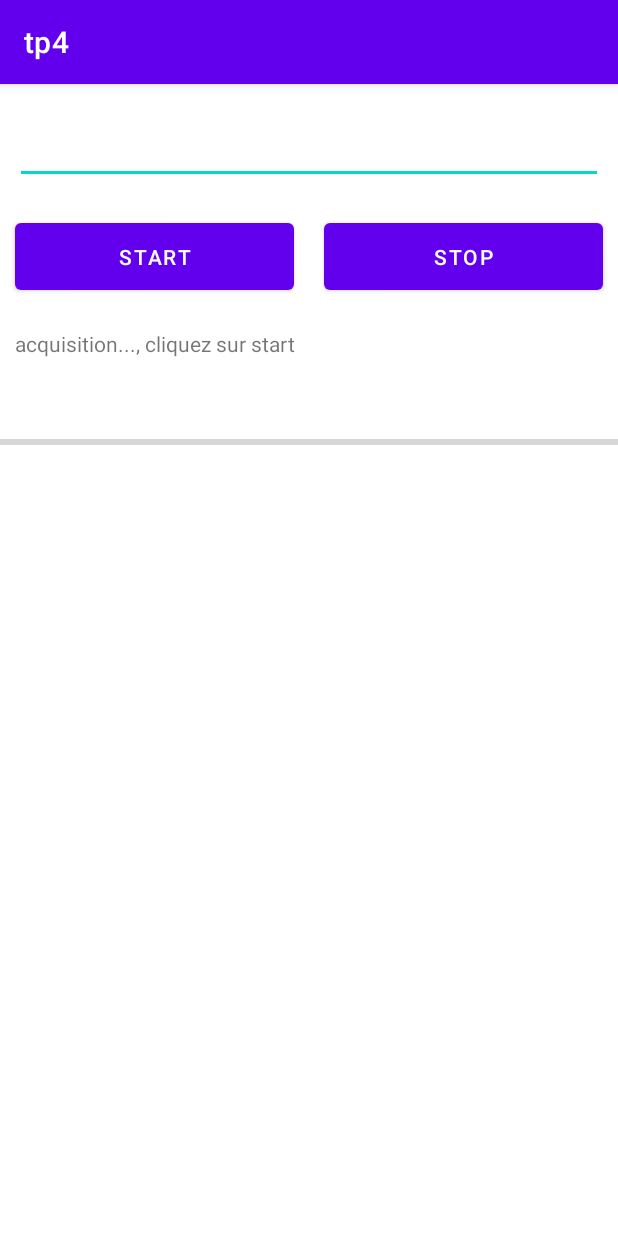
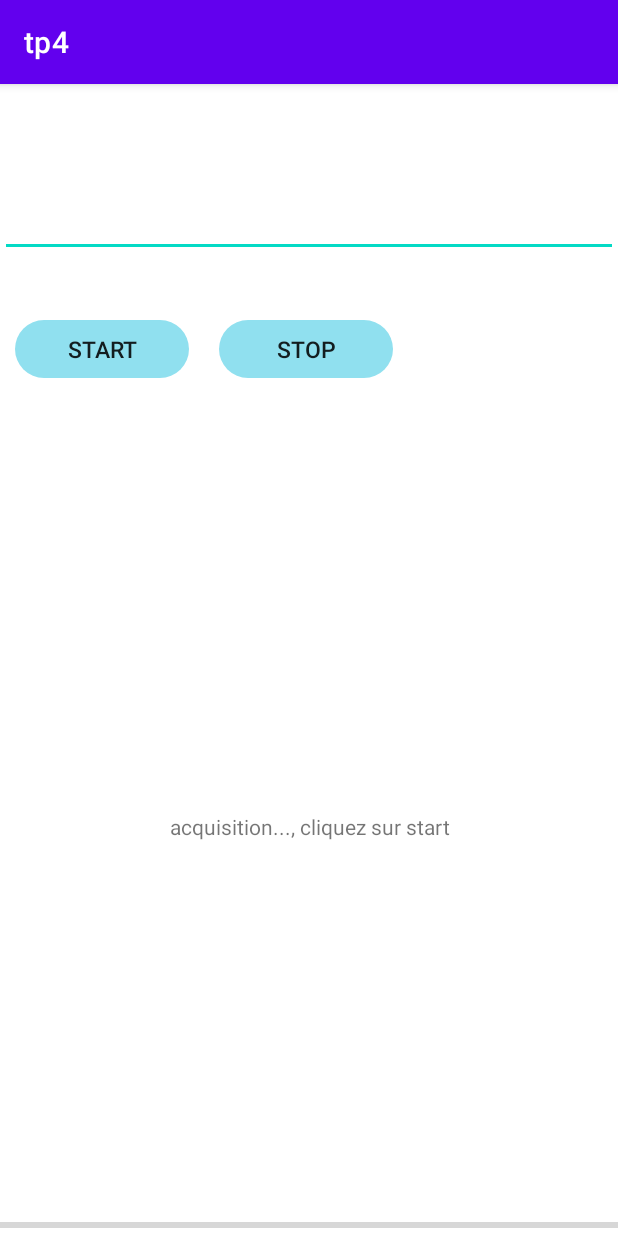
Before and after one commit to CavacoAntoine/Cours_Android_Studio, an Android app: the screen it shows after launch (MainActivity), on a phone screen of 412 x 824 dp. Run offline under Robolectric (Android 15) with nearby library versions, the phone set to English and light mode, and no system bars.

Commit message:
tp4 finito

```diff
--- a/tp4/app/src/main/java/com/example/tp4/MainActivity.java
+++ b/tp4/app/src/main/java/com/example/tp4/MainActivity.java
@@ -1,6 +1,7 @@
 package com.example.tp4;
 
 import androidx.appcompat.app.AppCompatActivity;
+import androidx.appcompat.widget.AppCompatButton;
 
 import android.content.Context;
 import android.content.SharedPreferences;
@@ -19,7 +20,7 @@ import android.widget.Toast;
 public class MainActivity extends AppCompatActivity {
 
     private HumiditySensorAbstract ds2438;
-    private Button buttonStart, buttonStop, buttonSet;
+    private AppCompatButton buttonStart, buttonStop, buttonSet;
     private TextView textView;
     private EditText editText;
     private ProgressBar progressBar;
--- /dev/null
+++ b/tp4/app/src/main/res/drawable/button_default.xml
@@ -0,0 +1,4 @@
+<?xml version="1.0" encoding="utf-8"?>
+<shape xmlns:android="http://schemas.android.com/apk/res/android" android:shape="rectangle" android:tint="@color/blue">
+    <corners android:radius="100dp"/>
+</shape>
--- /dev/null
+++ b/tp4/app/src/main/res/drawable/button_layout.xml
@@ -0,0 +1,6 @@
+<?xml version="1.0" encoding="utf-8"?>
+<selector xmlns:android="http://schemas.android.com/apk/res/android">
+    <item android:drawable="@drawable/button_pressed"
+        android:state_pressed="true" />
+    <item android:drawable="@drawable/button_default" />
+</selector>
--- /dev/null
+++ b/tp4/app/src/main/res/drawable/button_pressed.xml
@@ -0,0 +1,4 @@
+<?xml version="1.0" encoding="utf-8"?>
+<shape xmlns:android="http://schemas.android.com/apk/res/android" android:shape="rectangle" android:tint="@color/pale_blue">
+    <corners android:radius="100dp"/>
+</shape>
--- a/tp4/app/src/main/res/layout/activity_main.xml
+++ b/tp4/app/src/main/res/layout/activity_main.xml
@@ -11,27 +11,40 @@
         android:layout_width="wrap_content"
         android:layout_height="wrap_content"
         android:orientation="horizontal"
-        app:layout_constraintGuide_percent="0.1" />
+        app:layout_constraintGuide_percent="0.15" />
 
     <androidx.constraintlayout.widget.Guideline
         android:id="@+id/guidelineH20"
         android:layout_width="wrap_content"
         android:layout_height="wrap_content"
         android:orientation="horizontal"
-        app:layout_constraintGuide_percent="0.2" />
+        app:layout_constraintGuide_percent="0.31" />
 
     <androidx.constraintlayout.widget.Guideline
         android:id="@+id/guidelineH30"
         android:layout_width="wrap_content"
         android:layout_height="wrap_content"
         android:orientation="horizontal"
-        app:layout_constraintGuide_percent="0.3" />
+        app:layout_constraintGuide_percent="0.98" />
+
+    <androidx.constraintlayout.widget.Guideline
+        android:id="@+id/guidelineV33"
+        android:layout_width="wrap_content"
+        android:layout_height="wrap_content"
+        android:orientation="vertical"
+        app:layout_constraintGuide_percent="0.33" />
+
+    <androidx.constraintlayout.widget.Guideline
+        android:id="@+id/guidelineV66"
+        android:layout_width="wrap_content"
+        android:layout_height="wrap_content"
+        android:orientation="vertical"
+        app:layout_constraintGuide_percent="0.66" />
 
     <EditText
         android:id="@+id/editText"
         android:layout_width="0dp"
         android:layout_height="0dp"
-        android:layout_margin="10dp"
         app:layout_constraintBottom_toTopOf="@+id/guidelineH10"
         app:layout_constraintEnd_toEndOf="parent"
         app:layout_constraintStart_toStartOf="parent"
@@ -46,37 +59,40 @@
         app:layout_constraintStart_toStartOf="parent"
         app:layout_constraintTop_toTopOf="parent"/>
 
-    <Button
+    <androidx.appcompat.widget.AppCompatButton
         android:id="@+id/buttonStart"
+        style="@style/Base.TextAppearance.AppCompat.Button."
         android:layout_width="0dp"
         android:layout_height="0dp"
         android:layout_margin="10dp"
         android:text="@string/start"
         app:layout_constraintBottom_toTopOf="@+id/guidelineH20"
-        app:layout_constraintEnd_toStartOf="@id/buttonStop"
+        app:layout_constraintEnd_toStartOf="@+id/guidelineV33"
         app:layout_constraintStart_toStartOf="parent"
         app:layout_constraintTop_toTopOf="@id/guidelineH10" />
 
-    <Button
+    <androidx.appcompat.widget.AppCompatButton
         android:id="@+id/buttonStop"
+        style="@style/Base.TextAppearance.AppCompat.Button."
         android:layout_width="0dp"
         android:layout_height="0dp"
         android:layout_margin="10dp"
         android:text="@string/stop"
         app:layout_constraintBottom_toTopOf="@+id/guidelineH20"
-        app:layout_constraintEnd_toStartOf="@id/buttonSet"
-        app:layout_constraintStart_toEndOf="@id/buttonStart"
+        app:layout_constraintEnd_toStartOf="@+id/guidelineV66"
+        app:layout_constraintStart_toStartOf="@+id/guidelineV33"
         app:layout_constraintTop_toTopOf="@+id/guidelineH10" />
 
-    <Button
+    <androidx.appcompat.widget.AppCompatButton
         android:id="@+id/buttonSet"
+        style="@style/Base.TextAppearance.AppCompat.Button."
         android:layout_width="0dp"
         android:layout_height="0dp"
         android:layout_margin="10dp"
         android:text="@string/set"
         app:layout_constraintBottom_toTopOf="@+id/guidelineH20"
         app:layout_constraintEnd_toEndOf="parent"
-        app:layout_constraintStart_toEndOf="@id/buttonStop"
+        app:layout_constraintStart_toStartOf="@+id/guidelineV66"
         app:layout_constraintTop_toTopOf="@+id/guidelineH10" />
 
     <TextView
@@ -84,6 +100,7 @@
         android:layout_width="0dp"
         android:layout_height="0dp"
         android:layout_margin="10dp"
+        android:gravity="center"
         app:layout_constraintBottom_toTopOf="@+id/guidelineH30"
         app:layout_constraintEnd_toEndOf="parent"
         app:layout_constraintStart_toStartOf="parent"
--- a/tp4/app/src/main/res/values/colors.xml
+++ b/tp4/app/src/main/res/values/colors.xml
@@ -7,4 +7,7 @@
     <color name="teal_700">#FF018786</color>
     <color name="black">#FF000000</color>
     <color name="white">#FFFFFFFF</color>
+
+    <color name="pale_blue">#ade8f4</color>
+    <color name="blue">#90e0ef</color>
 </resources>
--- /dev/null
+++ b/tp4/app/src/main/res/values/styles.xml
@@ -0,0 +1,8 @@
+<?xml version="1.0" encoding="utf-8"?>
+<resources>
+    <style name="Base.TextAppearance.AppCompat.Button." parent="">
+        <item name="android:background">@drawable/button_layout</item>
+        <item name="android:textSize">15sp</item>
+        <item name="layout_constraintDimensionRatio">3:1</item>
+    </style>
+</resources>
```
